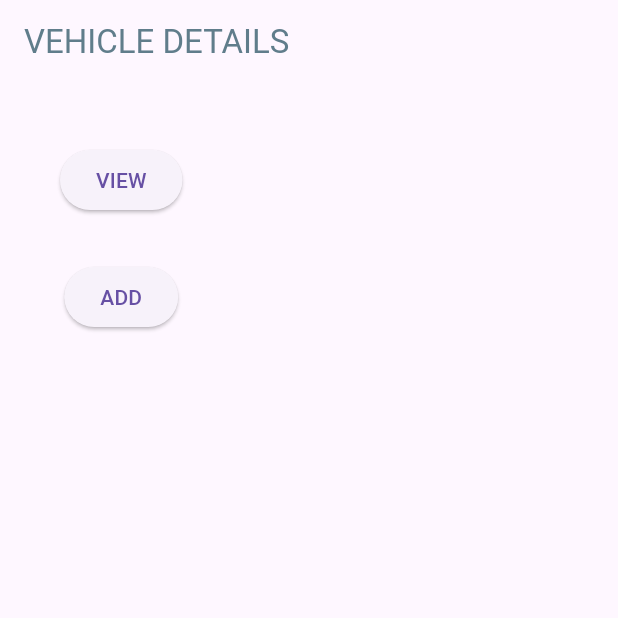
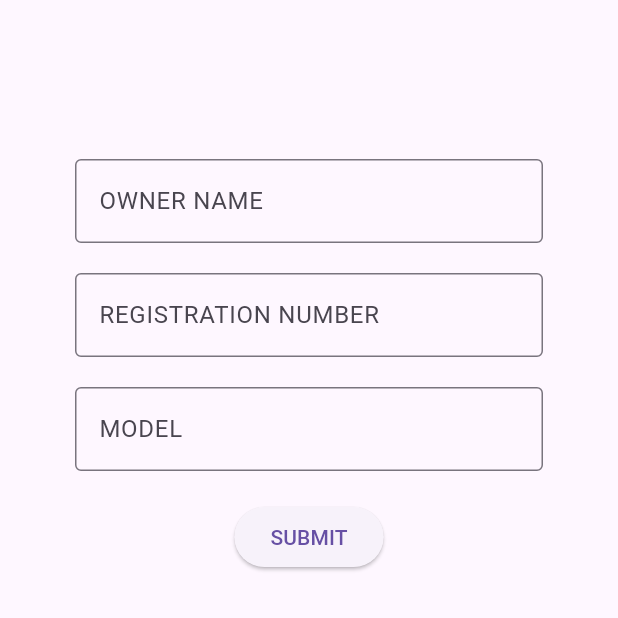
Before and after one commit to AbhinandhV/motor-vehicle-front-end, a Flutter app: the screen it shows after launch, after a tap on "ADD", on a phone screen of 412 x 824 dp, the top half of it. Run offline on Flutter 3.47's test engine with Material 3 defaults, Android fonts, the phone set to English and light mode, and no system bars.

Commit message:
completed add vehicle

```diff
--- /dev/null
+++ b/lib/pages/addvehicle.dart
@@ -0,0 +1,78 @@
+import 'package:flutter/material.dart';
+
+import 'package:vehicle/services/carservice.dart';
+
+
+class add extends StatefulWidget {
+  const add({super.key});
+
+  @override
+  State<add> createState() => _addState();
+}
+
+class _addState extends State<add> {
+  String owner="";
+  String registration="";
+  String model="";
+  TextEditingController owner1=new TextEditingController();
+  TextEditingController registration1=new TextEditingController();
+  TextEditingController model1=new TextEditingController();
+
+  void SendValue()
+  async
+  {
+    owner= owner1.text;
+    registration=registration1.text;
+    model=model1.text;
+    final response= await Views().sendata(owner,registration,model);
+    print(response);
+    if(response["status"]=="success")
+    {
+      print("successfull");
+    }
+    else
+    {
+      print("error");
+    }
+  }
+  @override
+  Widget build(BuildContext context) {
+    return MaterialApp(
+      home: Scaffold(
+        appBar: AppBar(
+
+        ),
+        body: SingleChildScrollView(
+          child: Container(
+            padding: EdgeInsets.all(50),
+            child: Column(
+              mainAxisAlignment: MainAxisAlignment.center,
+              children: [
+
+                TextField(
+                  decoration: InputDecoration(
+                      labelText: "OWNER NAME" ,border: OutlineInputBorder()
+                  ),
+                  controller: owner1,),
+                SizedBox(height: 20,),
+                TextField(decoration: InputDecoration(
+                    labelText: "REGISTRATION NUMBER" ,border: OutlineInputBorder()
+                ),
+                  controller: registration1,),
+                SizedBox(height: 20,),
+
+                TextField(decoration: InputDecoration(
+                    labelText: "MODEL" ,border: OutlineInputBorder()
+                ),
+                  controller:  model1,),
+                SizedBox(height: 20,),
+                ElevatedButton(onPressed: SendValue,
+                    child: Text("SUBMIT"))
+              ],
+            ),
+          ),
+        ),
+      ),
+    );
+  }
+}
--- a/lib/pages/menu.dart
+++ b/lib/pages/menu.dart
@@ -1,4 +1,5 @@
 import 'package:flutter/material.dart';
+import 'package:vehicle/pages/addvehicle.dart';
 import 'package:vehicle/pages/view.dart';
 
 class frontpage extends StatelessWidget {
@@ -22,7 +23,10 @@ class frontpage extends StatelessWidget {
                   Navigator.push(context, MaterialPageRoute(builder: (context)=>views()));
                 }, child:Text("VIEW")),
                 SizedBox(height: 30,),
-                ElevatedButton(onPressed: (){}, child: Text("ADD")),
+                ElevatedButton(onPressed: (){
+                  Navigator.push(context,
+                      MaterialPageRoute(builder: (context)=>add()));
+                }, child: Text("ADD")),
               ],
             ),
           ),
--- a/lib/services/carservice.dart
+++ b/lib/services/carservice.dart
@@ -1,8 +1,41 @@
+import 'dart:convert';
+
 import 'package:vehicle/model/carmodel.dart';
 import 'package:http/http.dart' as http;
 
 class Views
 {
+  Future<dynamic> sendata(
+      String model,String registration,String owner)async
+  {
+    var client=http.Client();
+    var apiUrl=Uri.parse("http://10.100.15.113:3002/motor/add");
+    var response=await client.post(apiUrl,
+        headers: <String,String>
+        {
+          "Content-Type":"application/json; charset=UTF-8"
+        },
+        body: jsonEncode(<String,String>
+        {
+          "Registration":registration,
+          "Model": model,
+          "Owner": owner,
+        }
+        )
+    );
+
+    print(response);
+    if(response.statusCode==200)
+    {
+      return json.decode(response.body);
+    }
+    else
+    {
+      print("hello");
+      throw Exception("failed to load data");
+    }
+
+  }
   Future<List<Posts>> viewdata() async
   {
     var client=http.Client();
```
